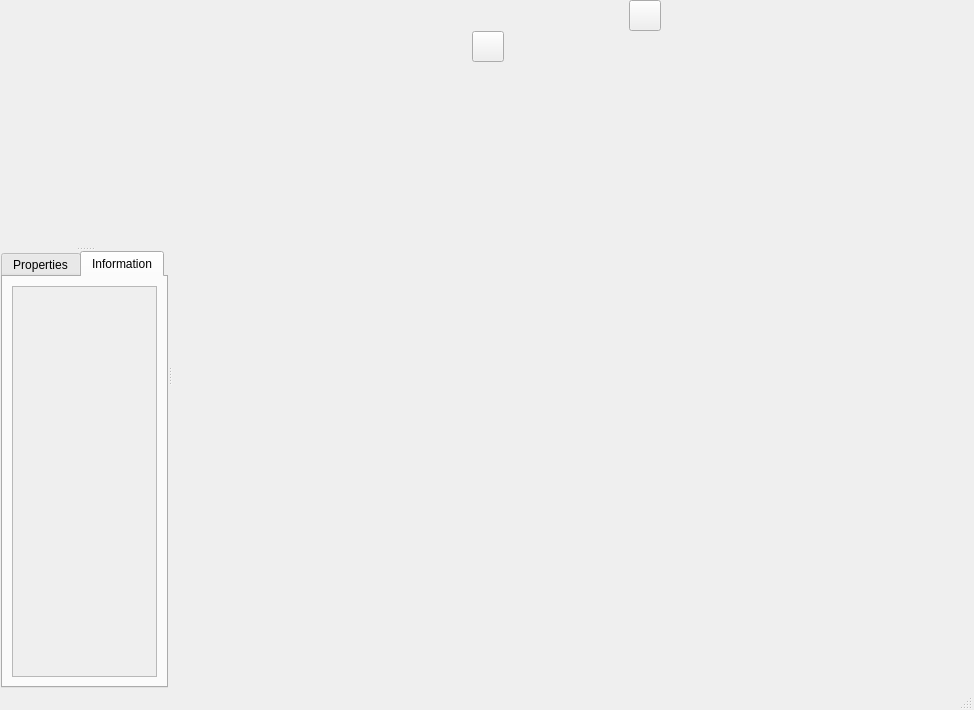
First picture: the form in Code/Mantid/Vates/VatesSimpleGui/ViewWidgets/inc/MantidVatesSimpleGuiViewWidgets/MdViewerWidget.ui, repository mantidproject/mantid, before the edit.
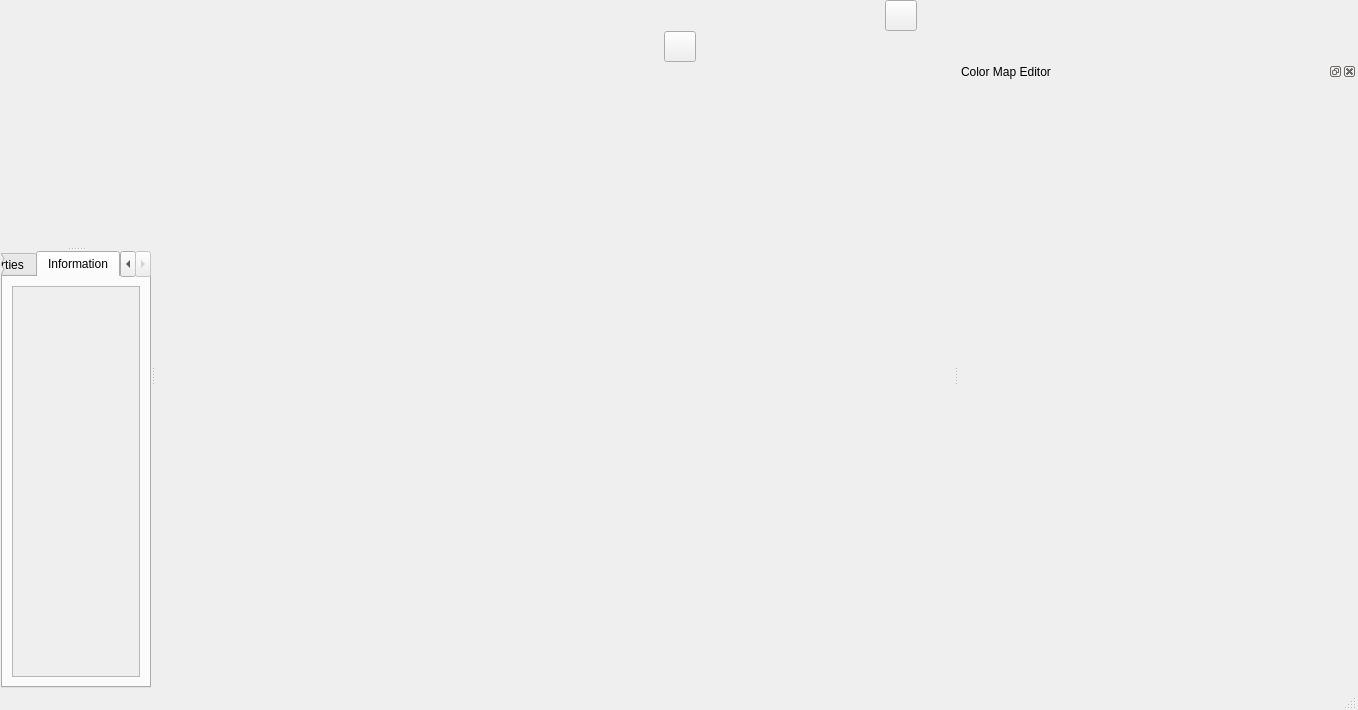
Second picture: the form after the edit. The open tabs and pages were chosen to show the change. Icons and pictures are not drawn. Custom widgets are drawn as their Qt base class.

Commit message: Refs #7363. Bringing color map editor back.

Diff of the .ui file:
```diff
--- a/Code/Mantid/Vates/VatesSimpleGui/ViewWidgets/inc/MantidVatesSimpleGuiViewWidgets/MdViewerWidget.ui
+++ b/Code/Mantid/Vates/VatesSimpleGui/ViewWidgets/inc/MantidVatesSimpleGuiViewWidgets/MdViewerWidget.ui
@@ -161,10 +161,20 @@
     </layout>
    </item>
    <item>
+    <widget class="QSplitter" name="splitter_3">
+     <property name="orientation">
+      <enum>Qt::Horizontal</enum>
+     </property>
+     <property name="handleWidth">
+      <number>3</number>
+     </property>
     <widget class="QSplitter" name="splitter_2">
      <property name="orientation">
       <enum>Qt::Horizontal</enum>
      </property>
+      <property name="handleWidth">
+       <number>3</number>
+      </property>
      <widget class="QSplitter" name="splitter">
       <property name="orientation">
        <enum>Qt::Vertical</enum>
@@ -206,8 +216,8 @@
              <rect>
               <x>0</x>
               <y>0</y>
-              <width>98</width>
-              <height>28</height>
+               <width>126</width>
+               <height>390</height>
              </rect>
             </property>
             <layout class="QVBoxLayout" name="verticalLayout">
@@ -231,6 +241,20 @@
       </property>
      </widget>
     </widget>
+     <widget class="QDockWidget" name="colorMapEditorDock">
+      <property name="windowTitle">
+       <string>Color Map Editor</string>
+      </property>
+      <widget class="pqColorMapEditor" name="colorMapEditorPanel">
+       <property name="minimumSize">
+        <size>
+         <width>400</width>
+         <height>0</height>
+        </size>
+       </property>
+      </widget>
+     </widget>
+    </widget>
    </item>
    <item>
     <widget class="pqStatusBar" name="statusBar">
@@ -299,6 +323,12 @@
    <header>pqAxesToolbar.h</header>
    <container>1</container>
   </customwidget>
+  <customwidget>
+   <class>pqColorMapEditor</class>
+   <extends>QWidget</extends>
+   <header>pqColorMapEditor.h</header>
+   <container>1</container>
+  </customwidget>
  </customwidgets>
  <resources>
   <include location="../../icons/ViewWidgetsIcons.qrc"/>
```
Lines whose indentation alone changed are shown as unchanged. The commit also changes 1 other file.
